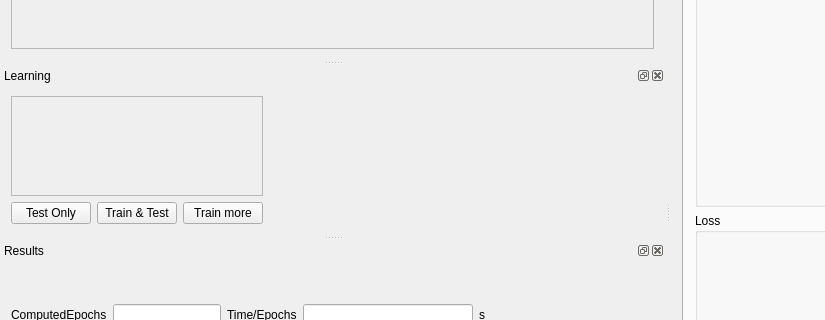
Above: src/DNNLab/mainwindow.ui from edeforas/BeeDNN before the change; both pictures show x 0 to 825 and y 166 to 486 of the 1141 by 737 pixel window. Below: the same form after it.
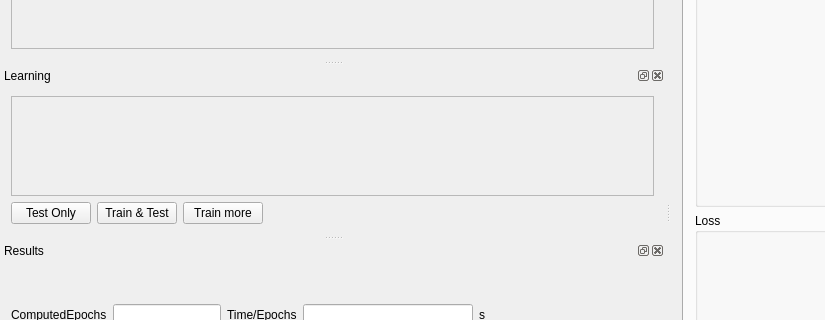
That is the form after the change. Custom widgets are drawn as their Qt base class.

The edit to the form file:
```diff
--- a/src/DNNLab/mainwindow.ui
+++ b/src/DNNLab/mainwindow.ui
@@ -350,9 +350,7 @@
          </property>
         </widget>
        </item>
-      </layout>
-     </item>
-     <item row="1" column="1">
+       <item>
       <spacer name="horizontalSpacer">
        <property name="orientation">
         <enum>Qt::Horizontal</enum>
@@ -364,6 +362,8 @@
         </size>
        </property>
       </spacer>
+       </item>
+      </layout>
      </item>
     </layout>
    </widget>
```
Left out of the diff: 8 changed lines with no effect on the pictures. Lines whose indentation alone changed are shown as unchanged.
